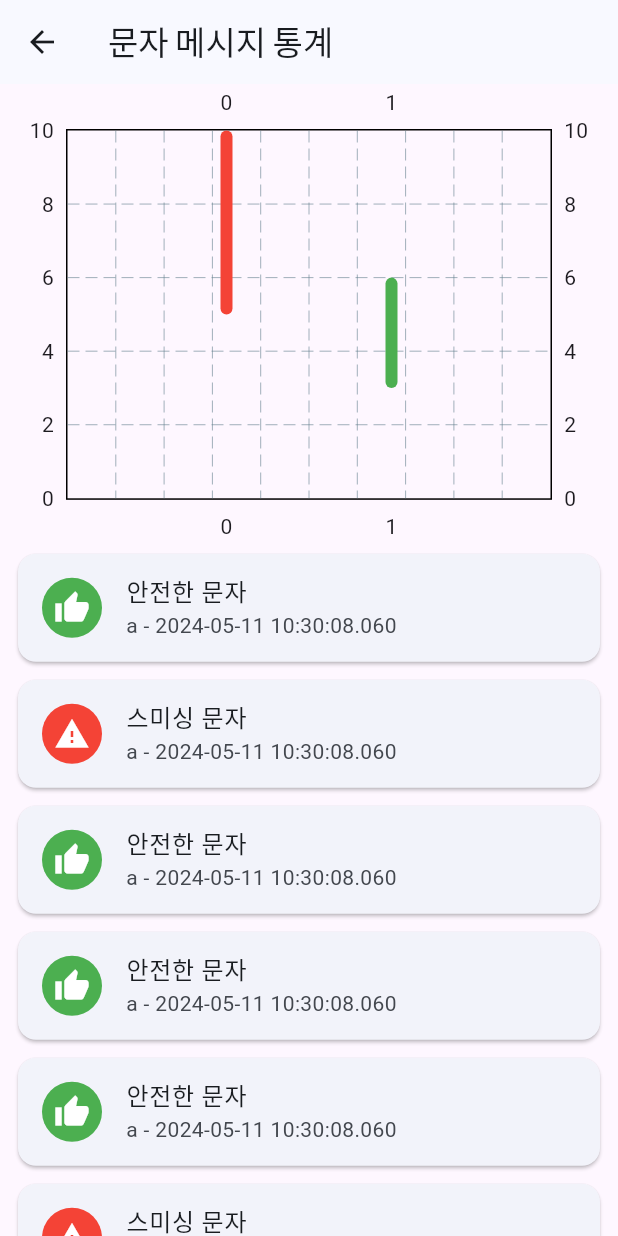
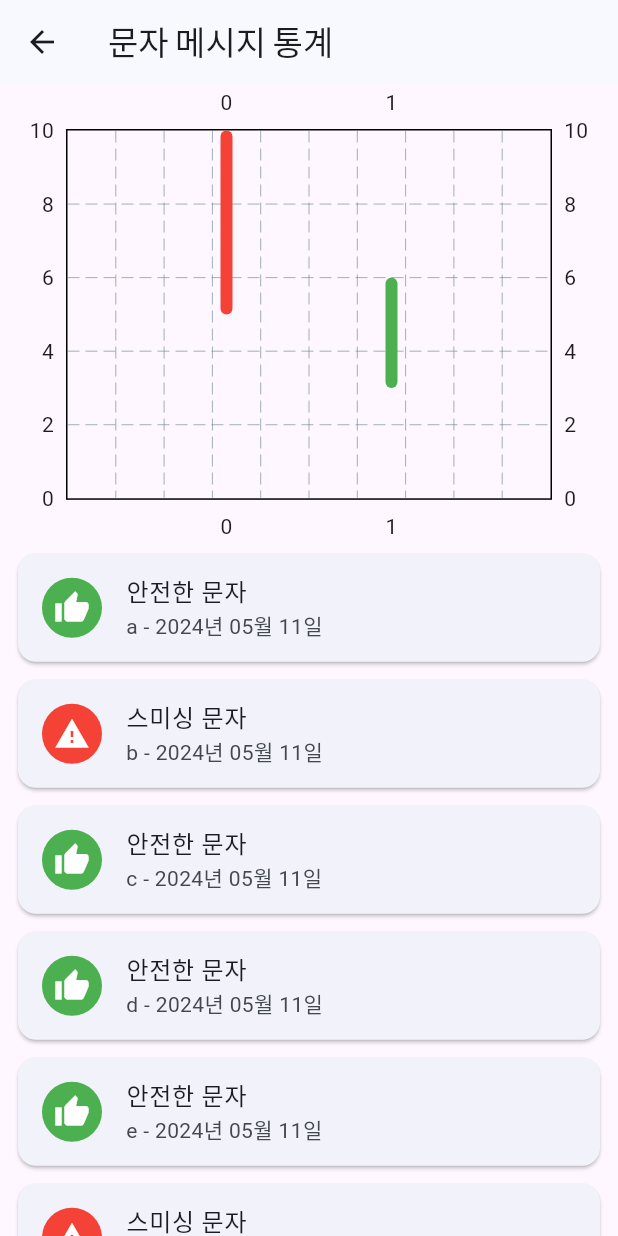
Before and after one commit to SmiGoal/SmiGoal-App-Client, a Flutter app: the screen it shows after launch, after a tap on "메시지 통계", on a phone screen of 412 x 824 dp. Run offline on Flutter 3.47's test engine with Material 3 defaults, Android fonts, the phone set to English and light mode, and no system bars; drawn by our look-alikes of fl_chart; our stand-ins replace google_fonts.

```diff
--- /dev/null
+++ b/lib/models/message_entity.dart
@@ -0,0 +1,31 @@
+class MessageEntity {
+  final int id;
+  final String url;
+  final String message;
+  final String sender;
+  final bool containsUrl;
+  final int timestamp;
+  final bool isSmishing;
+
+  MessageEntity({
+    required this.id,
+    required this.url,
+    required this.message,
+    required this.sender,
+    required this.containsUrl,
+    required this.timestamp,
+    required this.isSmishing
+  });
+
+  factory MessageEntity.fromMap(Map<String, dynamic> map) {
+    return MessageEntity(
+        id: map['id'] as int,
+        url: map['url'] as String,
+        message: map['message'] as String,
+        sender: map['sender'] as String,
+        containsUrl: map['containsUrl'] as bool,
+        timestamp: map['timestamp'] as int,
+        isSmishing: map['isSmishing'] as bool
+    );
+  }
+}
--- /dev/null
+++ b/lib/widgets/chart/circular_chart.dart
@@ -0,0 +1,140 @@
+// @dart=2.17
+import '../../resources/app_resources.dart';
+import 'package:fl_chart/fl_chart.dart';
+import './indicator.dart';
+import 'package:flutter/material.dart';
+
+
+class CircularChart extends StatefulWidget {
+  CircularChart({
+    super.key,
+    required this.ham,
+    required this.spam
+  });
+
+  int ham;
+  int spam;
+
+  set setHam(int ham) => ham = ham;
+  set setSpam(int spam) => spam = spam;
+
+  int get getHam => ham;
+  int get getSpam => spam;
+
+  @override
+  State<StatefulWidget> createState() => CircularChartState();
+}
+
+class CircularChartState extends State<CircularChart> {
+  int touchedIndex = -1;
+
+  @override
+  Widget build(BuildContext context) {
+    print("Chart");
+    return AspectRatio(
+      aspectRatio: 1.3,
+      child: Row(
+        children: <Widget>[
+          const SizedBox(
+            height: 18,
+          ),
+          Expanded(
+            child: AspectRatio(
+              aspectRatio: 1,
+              child: PieChart(
+                PieChartData(
+                  pieTouchData: PieTouchData(
+                    touchCallback: (FlTouchEvent event, pieTouchResponse) {
+                      setState(() {
+                        if (!event.isInterestedForInteractions ||
+                            pieTouchResponse == null ||
+                            pieTouchResponse.touchedSection == null) {
+                          touchedIndex = -1;
+                          return;
+                        }
+                        touchedIndex = pieTouchResponse
+                            .touchedSection!.touchedSectionIndex;
+                      });
+                    },
+                  ),
+                  borderData: FlBorderData(
+                    show: false,
+                  ),
+                  sectionsSpace: 0,
+                  centerSpaceRadius: 40,
+                  sections: showingSections(),
+                ),
+              ),
+            ),
+          ),
+          const Column(
+            mainAxisAlignment: MainAxisAlignment.end,
+            crossAxisAlignment: CrossAxisAlignment.start,
+            children: <Widget>[
+              Indicator(
+                color: AppColors.contentColorBlue,
+                text: '안전한 문자',
+                isSquare: true,
+              ),
+              SizedBox(
+                height: 4,
+              ),
+              Indicator(
+                color: AppColors.contentColorRed,
+                text: '스미싱 문자',
+                isSquare: true,
+              ),
+              SizedBox(
+                height: 18,
+              ),
+            ],
+          ),
+          const SizedBox(
+            width: 28,
+          ),
+        ],
+      ),
+    );
+  }
+
+  List<PieChartSectionData> showingSections() {
+    int ham = widget.getHam;
+    int spam = widget.getSpam;
+    return List.generate(2, (i) {
+      final isTouched = i == touchedIndex;
+      final fontSize = isTouched ? 25.0 : 16.0;
+      final radius = isTouched ? 60.0 : 50.0;
+      const shadows = [Shadow(color: Colors.black, blurRadius: 2)];
+      switch (i) {
+        case 0:
+          return PieChartSectionData(
+            color: AppColors.contentColorBlue,
+            value: ham/(ham+spam)*100,
+            title: '${ham/(ham+spam)*100}%',
+            radius: radius,
+            titleStyle: TextStyle(
+              fontSize: fontSize,
+              fontWeight: FontWeight.bold,
+              color: AppColors.mainTextColor1,
+              shadows: shadows,
+            ),
+          );
+        case 1:
+          return PieChartSectionData(
+            color: AppColors.contentColorRed,
+            value: spam/(ham+spam)*100,
+            title: '${spam/(ham+spam)*100}%',
+            radius: radius,
+            titleStyle: TextStyle(
+              fontSize: fontSize,
+              fontWeight: FontWeight.bold,
+              color: AppColors.mainTextColor1,
+              shadows: shadows,
+            ),
+          );
+        default:
+          throw Error();
+      }
+    });
+  }
+}
--- a/lib/widgets/drawer/settings_page.dart
+++ b/lib/widgets/drawer/settings_page.dart
@@ -14,7 +14,7 @@ class _SettingsPageState extends State<SettingsPage> {
     return Scaffold(
       appBar: AppBar(
         title: Text('설정'),
-        leading: Image.asset('assets/icon_smigoal_removed_bg.png'),
+        leading: Image.asset('assets/images/icon_smigoal_removed_bg.png'),
       ),
       body: ListView(
         children: <Widget>[
--- /dev/null
+++ b/lib/widgets/list/statistic_list_item.dart
@@ -0,0 +1,93 @@
+import 'dart:core';
+
+import 'package:flutter/material.dart';
+import 'package:intl/intl.dart';
+
+import '../../models/message_entity.dart';
+
+class StatisticListItem extends StatelessWidget {
+  StatisticListItem({super.key, required this.message});
+
+  MessageEntity message;
+
+  List<String> titles = ['발신자', '수신 날짜', '메시지 내용'];
+
+  Dialog _showDialog(MessageEntity message) {
+    List contents = [message.sender, DateFormat('yyyy년 MM월 dd일').format(DateTime.fromMillisecondsSinceEpoch(message.timestamp)), message.message];
+    return Dialog(
+      child: Column(
+        crossAxisAlignment: CrossAxisAlignment.start,
+        mainAxisSize: MainAxisSize.min,
+        children: [
+          SizedBox(
+            height: 40,
+            width: double.infinity,
+            child: Container(
+              decoration: BoxDecoration(
+                color: message.isSmishing
+                    ? Colors.red
+                    : Colors.green,
+                borderRadius: const BorderRadius.vertical(top: Radius.circular(10)),
+              ),
+            ),
+          ),
+          ListView.builder(
+            shrinkWrap: true,
+            itemCount: titles.length,
+            itemBuilder: (context, index) {
+              return Padding(
+                padding: const EdgeInsets.all(20),
+                child: Column(
+                  crossAxisAlignment: CrossAxisAlignment.start,
+                  children: [
+                    Text(titles[index]),
+                    Card(
+                      child: Padding(
+                        padding: const EdgeInsets.all(8),
+                        child: ConstrainedBox(
+                          constraints: const BoxConstraints(
+                            maxHeight: 200, // 최대 높이 설정 (필요에 따라 조정)
+                          ),
+                          child: SingleChildScrollView(
+                            child: Text(
+                              contents[index].toString(),
+                            ),
+                          ),
+                        ),
+                      ),
+                    ),
+                  ],
+                ),
+              );
+            },
+          )
+        ],
+      ),
+    );
+  }
+
+  @override
+  Widget build(BuildContext context) {
+    return Padding(
+      padding: const EdgeInsets.fromLTRB(8, 2, 8, 2),
+      child: GestureDetector(
+        onTap: () {
+          showDialog(
+              context: context,
+              builder: (context) => _showDialog(message));
+        },
+        child: Card(
+          child: ListTile(
+            leading: CircleAvatar(
+              backgroundColor: message.isSmishing ? Colors.red : Colors.green,
+              child: Icon(message.isSmishing ? Icons.warning : Icons.thumb_up,
+                  color: Colors.white),
+            ),
+            title: Text(message.isSmishing ? '스미싱 문자' : '안전한 문자'),
+            subtitle: Text('${message.sender} - ${DateFormat('yyyy년 MM월 dd일').format(DateTime.fromMillisecondsSinceEpoch(message.timestamp))}'),
+          ),
+        ),
+      ),
+    );
+  }
+}
--- a/lib/widgets/smigoal.dart
+++ b/lib/widgets/smigoal.dart
@@ -2,10 +2,10 @@ import 'package:flutter/cupertino.dart';
 import 'package:flutter/material.dart';
 import 'package:flutter/widgets.dart';
 import 'package:google_fonts/google_fonts.dart';
-import 'package:smigoal/widgets/statistic_page.dart';
+import '../widgets/statistic_page.dart';
 import '../widgets/analysis_manual_page.dart';
 import '../resources/app_resources.dart';
-import './chart/chart.dart';
+import './chart/circular_chart.dart';
 
 import 'drawer/drawer_page.dart';
 
@@ -23,7 +23,7 @@ class _SmiGoalState extends State<SmiGoal> with WidgetsBindingObserver {
   int ham = 1, spam = 1;
   DateTime timestamp = DateTime.now();
   DateTime? lastPressed;
-  Chart? chart = null;
+  CircularChart? chart = null;
 
   @override
   void initState() {
@@ -55,7 +55,7 @@ class _SmiGoalState extends State<SmiGoal> with WidgetsBindingObserver {
       print('getDB');
       this.ham = ham;
       this.spam = spam;
-      chart = Chart(ham: ham, spam: spam);
+      chart = CircularChart(ham: ham, spam: spam);
     });
   }
 
@@ -148,7 +148,7 @@ class _SmiGoalState extends State<SmiGoal> with WidgetsBindingObserver {
                           ),
                         ),
                       ),
-                      Chart(ham: ham, spam: spam),
+                      CircularChart(ham: ham, spam: spam),
                     ],
                   ),
                 ),
--- a/lib/widgets/statistic_page.dart
+++ b/lib/widgets/statistic_page.dart
@@ -2,7 +2,8 @@ import 'package:fl_chart/fl_chart.dart';
 import 'package:flutter/material.dart';
 import 'package:google_fonts/google_fonts.dart';
 
-import '../models/sms_message.dart';
+import '../models/message_entity.dart';
+import 'list/statistic_list_item.dart';
 
 class StatisticPage extends StatefulWidget {
   const StatisticPage({super.key});
@@ -12,19 +13,103 @@ class StatisticPage extends StatefulWidget {
 }
 
 class _StatisticPageState extends State<StatisticPage> {
-  List<SMSMessage> messages = [
-    SMSMessage(sender: 'a', content: 'b', timestamp: DateTime.now(), isSmishing: false),
-    SMSMessage(sender: 'a', content: 'b', timestamp: DateTime.now(), isSmishing: true),
-    SMSMessage(sender: 'a', content: 'b', timestamp: DateTime.now(), isSmishing: false),
-    SMSMessage(sender: 'a', content: 'b', timestamp: DateTime.now(), isSmishing: false),
-    SMSMessage(sender: 'a', content: 'b', timestamp: DateTime.now(), isSmishing: false),
-    SMSMessage(sender: 'a', content: 'b', timestamp: DateTime.now(), isSmishing: true),
-    SMSMessage(sender: 'a', content: 'b', timestamp: DateTime.now(), isSmishing: false),
-    SMSMessage(sender: 'a', content: 'b', timestamp: DateTime.now(), isSmishing: false),
-    SMSMessage(sender: 'a', content: 'b', timestamp: DateTime.now(), isSmishing: false),
-    SMSMessage(sender: 'a', content: 'b', timestamp: DateTime.now(), isSmishing: true),
-    SMSMessage(sender: 'a', content: 'b', timestamp: DateTime.now(), isSmishing: false),
-    SMSMessage(sender: 'a', content: 'b', timestamp: DateTime.now(), isSmishing: false),
+  List<MessageEntity> messages = [
+    MessageEntity(
+        sender: 'a',
+        message: 'b'*10000,
+        timestamp: DateTime.now().millisecondsSinceEpoch,
+        isSmishing: false,
+        containsUrl: true,
+        id: 1,
+        url: ''),
+    MessageEntity(
+        sender: 'b',
+        message: 'c',
+        timestamp: DateTime.now().millisecondsSinceEpoch,
+        isSmishing: true,
+        containsUrl: true,
+        id: 1,
+        url: ''),
+    MessageEntity(
+        sender: 'c',
+        message: 'd',
+        timestamp: DateTime.now().millisecondsSinceEpoch,
+        isSmishing: false,
+        containsUrl: true,
+        id: 1,
+        url: ''),
+    MessageEntity(
+        sender: 'd',
+        message: 'e',
+        timestamp: DateTime.now().millisecondsSinceEpoch,
+        isSmishing: false,
+        containsUrl: true,
+        id: 1,
+        url: ''),
+    MessageEntity(
+        sender: 'e',
+        message: 'f',
+        timestamp: DateTime.now().millisecondsSinceEpoch,
+        isSmishing: false,
+        containsUrl: true,
+        id: 1,
+        url: ''),
+    MessageEntity(
+        sender: 'f',
+        message: 'g',
+        timestamp: DateTime.now().millisecondsSinceEpoch,
+        isSmishing: true,
+        containsUrl: true,
+        id: 1,
+        url: ''),
+    MessageEntity(
+        sender: 'g',
+        message: 'h',
+        timestamp: DateTime.now().millisecondsSinceEpoch,
+        isSmishing: false,
+        containsUrl: true,
+        id: 1,
+        url: ''),
+    MessageEntity(
+        sender: 'h',
+        message: 'i',
+        timestamp: DateTime.now().millisecondsSinceEpoch,
+        isSmishing: false,
+        containsUrl: true,
+        id: 1,
+        url: ''),
+    MessageEntity(
+        sender: 'i',
+        message: 'j',
+        timestamp: DateTime.now().millisecondsSinceEpoch,
+        isSmishing: false,
+        containsUrl: true,
+        id: 1,
+        url: ''),
+    MessageEntity(
+        sender: 'j',
+        message: 'k',
+        timestamp: DateTime.now().millisecondsSinceEpoch,
+        isSmishing: true,
+        containsUrl: true,
+        id: 1,
+        url: ''),
+    MessageEntity(
+        sender: 'k',
+        message: 'l',
+        timestamp: DateTime.now().millisecondsSinceEpoch,
+        isSmishing: false,
+        containsUrl: true,
+        id: 1,
+        url: ''),
+    MessageEntity(
+        sender: 'k',
+        message: 'm',
+        timestamp: DateTime.now().millisecondsSinceEpoch,
+        isSmishing: false,
+        containsUrl: true,
+        id: 1,
+        url: ''),
   ];
 
   void _getMessages() {
@@ -61,22 +146,7 @@ class _StatisticPageState extends State<StatisticPage> {
               itemCount: messages.length,
               itemBuilder: (context, index) {
                 final message = messages[index];
-                return Padding(
-                  padding: const EdgeInsets.fromLTRB(8, 2, 8, 2),
-                  child: GestureDetector(
-                    onTap: () {},
-                    child: Card(
-                      child: ListTile(
-                        leading: CircleAvatar(
-                          backgroundColor: message.isSmishing ? Colors.red : Colors.green,
-                          child: Icon(message.isSmishing ? Icons.warning : Icons.thumb_up, color: Colors.white),
-                        ),
-                        title: Text(message.isSmishing ? '스미싱 문자' : '안전한 문자'),
-                        subtitle: Text('${message.sender} - ${message.timestamp}'),
-                      ),
-                    ),
-                  ),
-                );
+                return StatisticListItem(message: message);
               },
             ),
           ),
```
Also changed, not shown: lib/widgets/analysis_manual_page.dart (+16 -37 lines), lib/widgets/chart/chart.dart (+74 -120 lines), lib/widgets/chart/chart_bar.dart (added, +34 -0 lines), pubspec.lock.
